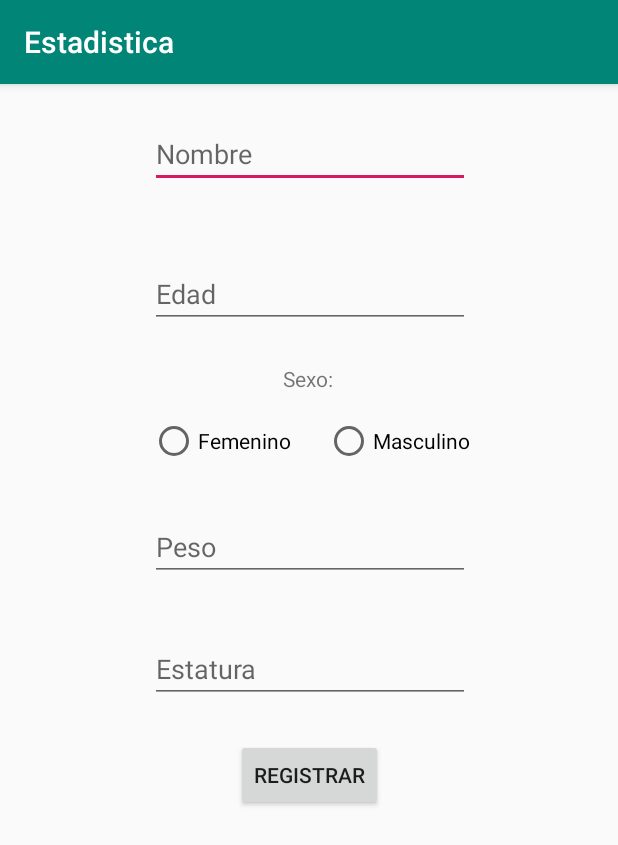
After one commit to ARV02/Estadistica, an Android app: the Regis screen opened directly, with no data from a screen before it, on a phone screen of 412 x 824 dp. The commit adds this screen. Shown: the top 845 px of the screen. Run offline under Robolectric (Android 15) with nearby library versions, the phone set to English and light mode, and no system bars.

Commit message:
Se agrego la base de datos y se cambio temporalmente los Fragments por Activity

```diff
--- a/Estadistica/app/src/main/AndroidManifest.xml
+++ b/Estadistica/app/src/main/AndroidManifest.xml
@@ -9,6 +9,11 @@
         android:roundIcon="@mipmap/ic_launcher_round"
         android:supportsRtl="true"
         android:theme="@style/AppTheme">
+        <activity android:name=".Layouts.Gra"></activity>
+        <activity android:name=".Medidas" />
+        <activity android:name=".Tablas" />
+        <activity android:name=".Regis" />
+        <activity android:name=".Layouts.RegistroActivity" />
         <activity android:name=".MainActivity">
             <intent-filter>
                 <action android:name="android.intent.action.MAIN" />
--- /dev/null
+++ b/Estadistica/app/src/main/java/com/example/estadistica/Regis.java
@@ -0,0 +1,54 @@
+package com.example.estadistica;
+
+import androidx.appcompat.app.AppCompatActivity;
+
+import android.content.ContentValues;
+import android.database.sqlite.SQLiteDatabase;
+import android.os.Bundle;
+import android.view.View;
+import android.widget.TextView;
+import android.widget.Toast;
+
+import com.example.estadistica.Conexion.AdminSQLiteOpenHelper;
+
+public class Regis extends AppCompatActivity {
+    private TextView nombre,edad,peso,estatura;
+
+    @Override
+    protected void onCreate(Bundle savedInstanceState) {
+        super.onCreate(savedInstanceState);
+        setContentView(R.layout.activity_regis);
+        nombre=findViewById(R.id.editText);
+        edad=findViewById(R.id.editText2);
+        peso=findViewById(R.id.editText3);
+        estatura=findViewById(R.id.editText4);
+    }
+    public void Registrar(View view){
+        AdminSQLiteOpenHelper admin = new AdminSQLiteOpenHelper(this,"Datos",null,1);
+        SQLiteDatabase BaseDeDatos = admin.getWritableDatabase();
+        String nom=nombre.getText().toString();
+        String ed=edad.getText().toString();
+        String pes=peso.getText().toString();
+        String est=estatura.getText().toString();
+        if(!nom.isEmpty() && !ed.isEmpty() && !pes.isEmpty() && !est.isEmpty()){
+            ContentValues regis = new ContentValues();
+            regis.put("nombre",nom);
+            regis.put("edad",ed);
+            regis.put("peso",pes);
+            regis.put("estatura",est);
+            BaseDeDatos.insert("datos",null,regis);
+            Limpiar();
+            BaseDeDatos.close();
+            Toast.makeText(this,"Los datos se han guardado con exito",Toast.LENGTH_LONG).show();
+
+        }else{
+            Toast.makeText(this,"Uno de los campos esta vacio",Toast.LENGTH_LONG).show();
+        }
+    }
+    public void Limpiar(){
+        nombre.setText("");
+        edad.setText("");
+        peso.setText("");
+        estatura.setText("");
+    }
+}
--- /dev/null
+++ b/Estadistica/app/src/main/res/layout/activity_regis.xml
@@ -0,0 +1,104 @@
+<?xml version="1.0" encoding="utf-8"?>
+<androidx.constraintlayout.widget.ConstraintLayout xmlns:android="http://schemas.android.com/apk/res/android"
+    xmlns:app="http://schemas.android.com/apk/res-auto"
+    xmlns:tools="http://schemas.android.com/tools"
+    android:layout_width="match_parent"
+    android:layout_height="match_parent"
+    tools:context=".Regis">
+
+    <EditText
+        android:id="@+id/editText"
+        android:layout_width="wrap_content"
+        android:layout_height="wrap_content"
+        android:layout_marginTop="24dp"
+        android:ems="10"
+        android:hint="Nombre"
+        android:inputType="textPersonName"
+        app:layout_constraintEnd_toEndOf="parent"
+        app:layout_constraintHorizontal_bias="0.505"
+        app:layout_constraintStart_toStartOf="parent"
+        app:layout_constraintTop_toTopOf="parent" />
+
+    <EditText
+        android:id="@+id/editText2"
+        android:layout_width="wrap_content"
+        android:layout_height="wrap_content"
+        android:layout_marginTop="48dp"
+        android:ems="10"
+        android:hint="Edad"
+        android:inputType="number"
+        app:layout_constraintEnd_toEndOf="@+id/editText"
+        app:layout_constraintHorizontal_bias="0.0"
+        app:layout_constraintStart_toStartOf="@+id/editText"
+        app:layout_constraintTop_toBottomOf="@+id/editText" />
+
+    <TextView
+        android:id="@+id/textView2"
+        android:layout_width="wrap_content"
+        android:layout_height="wrap_content"
+        android:layout_marginTop="24dp"
+        android:text="Sexo: "
+        app:layout_constraintEnd_toEndOf="@+id/editText2"
+        app:layout_constraintStart_toStartOf="@+id/editText2"
+        app:layout_constraintTop_toBottomOf="@+id/editText2" />
+
+    <RadioButton
+        android:id="@+id/radioButton"
+        android:layout_width="wrap_content"
+        android:layout_height="wrap_content"
+        android:layout_marginTop="16dp"
+        android:text="Femenino"
+        app:layout_constraintEnd_toEndOf="@+id/textView2"
+        app:layout_constraintHorizontal_bias="0.0"
+        app:layout_constraintStart_toStartOf="@+id/editText2"
+        app:layout_constraintTop_toBottomOf="@+id/textView2" />
+
+    <RadioButton
+        android:id="@+id/radioButton2"
+        android:layout_width="wrap_content"
+        android:layout_height="wrap_content"
+        android:layout_marginTop="16dp"
+        android:text="Masculino"
+        app:layout_constraintEnd_toEndOf="@+id/editText2"
+        app:layout_constraintHorizontal_bias="1.0"
+        app:layout_constraintStart_toEndOf="@+id/radioButton"
+        app:layout_constraintTop_toBottomOf="@+id/textView2" />
+
+    <EditText
+        android:id="@+id/editText3"
+        android:layout_width="wrap_content"
+        android:layout_height="wrap_content"
+        android:layout_marginTop="80dp"
+        android:ems="10"
+        android:hint="Peso"
+        android:inputType="numberDecimal"
+        app:layout_constraintEnd_toEndOf="@+id/editText2"
+        app:layout_constraintHorizontal_bias="0.0"
+        app:layout_constraintStart_toStartOf="@+id/editText2"
+        app:layout_constraintTop_toBottomOf="@+id/textView2" />
+
+    <EditText
+        android:id="@+id/editText4"
+        android:layout_width="wrap_content"
+        android:layout_height="wrap_content"
+        android:layout_marginTop="36dp"
+        android:ems="10"
+        android:hint="Estatura"
+        android:inputType="numberDecimal"
+        app:layout_constraintEnd_toEndOf="@+id/editText3"
+        app:layout_constraintHorizontal_bias="1.0"
+        app:layout_constraintStart_toStartOf="@+id/editText3"
+        app:layout_constraintTop_toBottomOf="@+id/editText3" />
+
+    <Button
+        android:id="@+id/button"
+        android:layout_width="wrap_content"
+        android:layout_height="wrap_content"
+        android:layout_marginTop="24dp"
+        android:onClick="Registrar"
+        android:text="Registrar"
+        app:layout_constraintEnd_toEndOf="@+id/editText4"
+        app:layout_constraintHorizontal_bias="0.496"
+        app:layout_constraintStart_toStartOf="@+id/editText4"
+        app:layout_constraintTop_toBottomOf="@+id/editText4" />
+</androidx.constraintlayout.widget.ConstraintLayout>
```
Also changed, not shown: Estadistica/app/src/main/java/com/example/estadistica/Conexion/AdminSQLiteOpenHelper.java (added, +23 -0 lines), Estadistica/app/src/main/java/com/example/estadistica/MainActivity.java (+16 -9 lines), Estadistica/app/src/main/java/com/example/estadistica/Medidas.java (added, +14 -0 lines), Estadistica/app/src/main/java/com/example/estadistica/Tablas.java (added, +14 -0 lines), Estadistica/app/src/main/res/layout/activity_gra.xml (added, +9 -0 lines), Estadistica/app/src/main/res/layout/activity_medidas.xml (added, +9 -0 lines), Estadistica/app/src/main/res/layout/activity_tablas.xml (added, +9 -0 lines).
